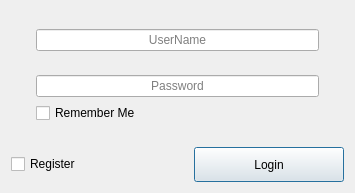
Old version of the form QtInterface/login.ui in the repository Pierre-Narcisi/Babel.
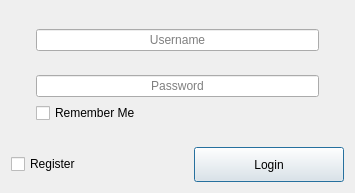
New version of the form. Icons and pictures are not drawn.

What changed in the file:
```diff
--- a/QtInterface/login.ui
+++ b/QtInterface/login.ui
@@ -45,7 +45,7 @@
         <set>Qt::AlignCenter</set>
        </property>
        <property name="placeholderText">
-        <string>UserName</string>
+        <string>Username</string>
        </property>
       </widget>
      </item>
```
Left out of the diff: 12 changed lines with no effect on the pictures.
